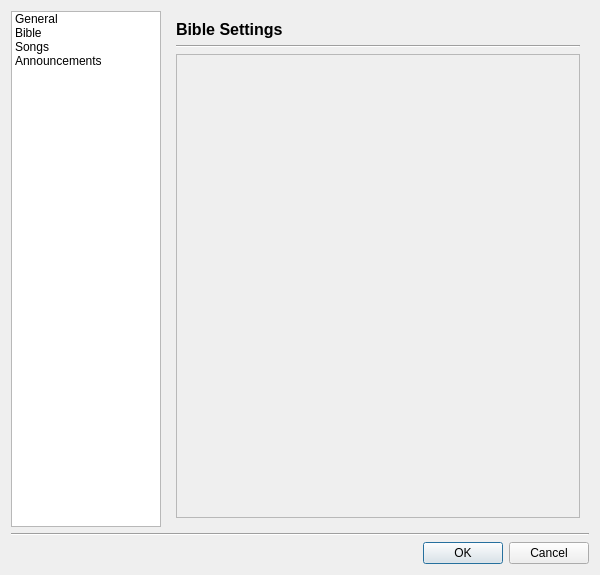
Before: the Qt Designer form src/settingsdialog.ui in SoftProjector/src, drawn with Qt 5.
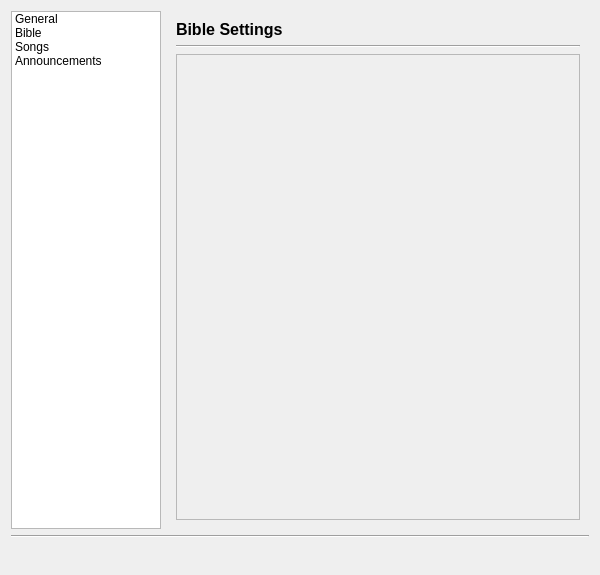
After: the same form once the commit is applied. The open tabs and pages were chosen to show the change. Icons and pictures are not drawn.

```diff
--- a/src/settingsdialog.ui
+++ b/src/settingsdialog.ui
@@ -179,8 +179,8 @@
            <rect>
             <x>0</x>
             <y>0</y>
-            <width>406</width>
-            <height>461</height>
+            <width>98</width>
+            <height>28</height>
            </rect>
           </property>
          </widget>
@@ -315,9 +315,6 @@
        <property name="orientation">
         <enum>Qt::Horizontal</enum>
        </property>
-       <property name="standardButtons">
-        <set>QDialogButtonBox::Cancel|QDialogButtonBox::Ok</set>
-       </property>
       </widget>
      </item>
     </layout>
```
Left out of the diff: 10 changed lines with no effect on the pictures.
